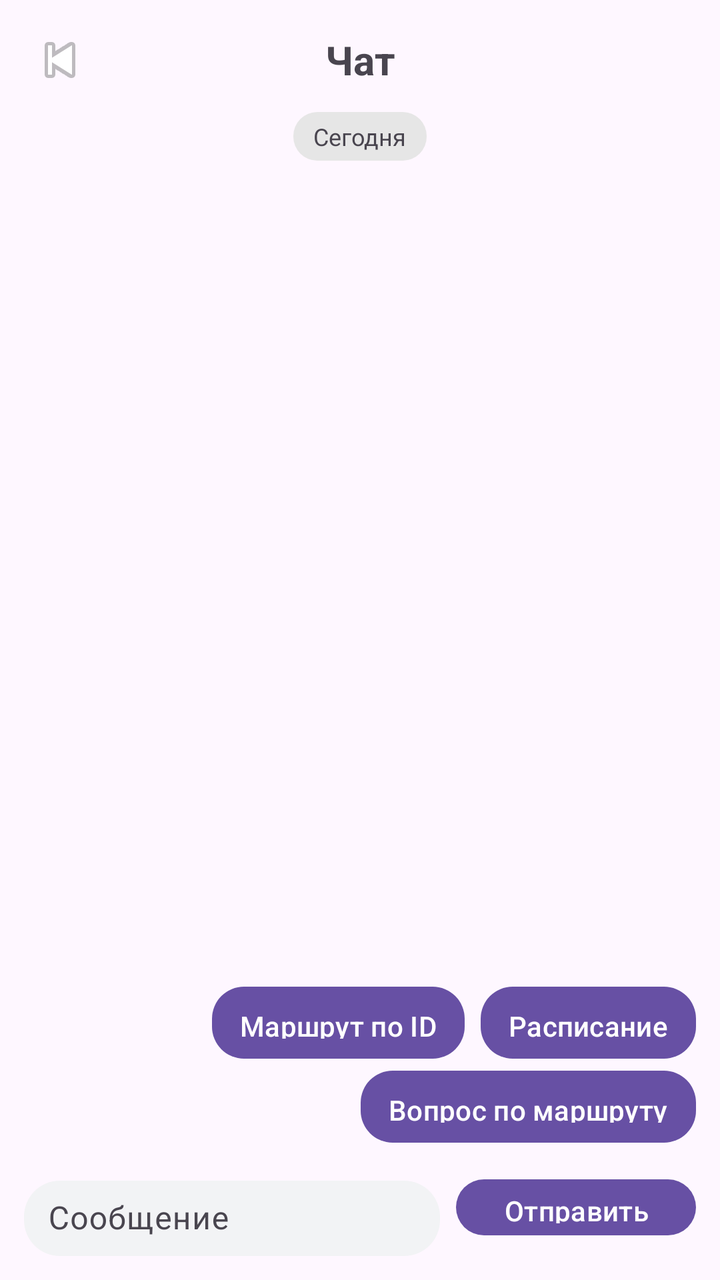
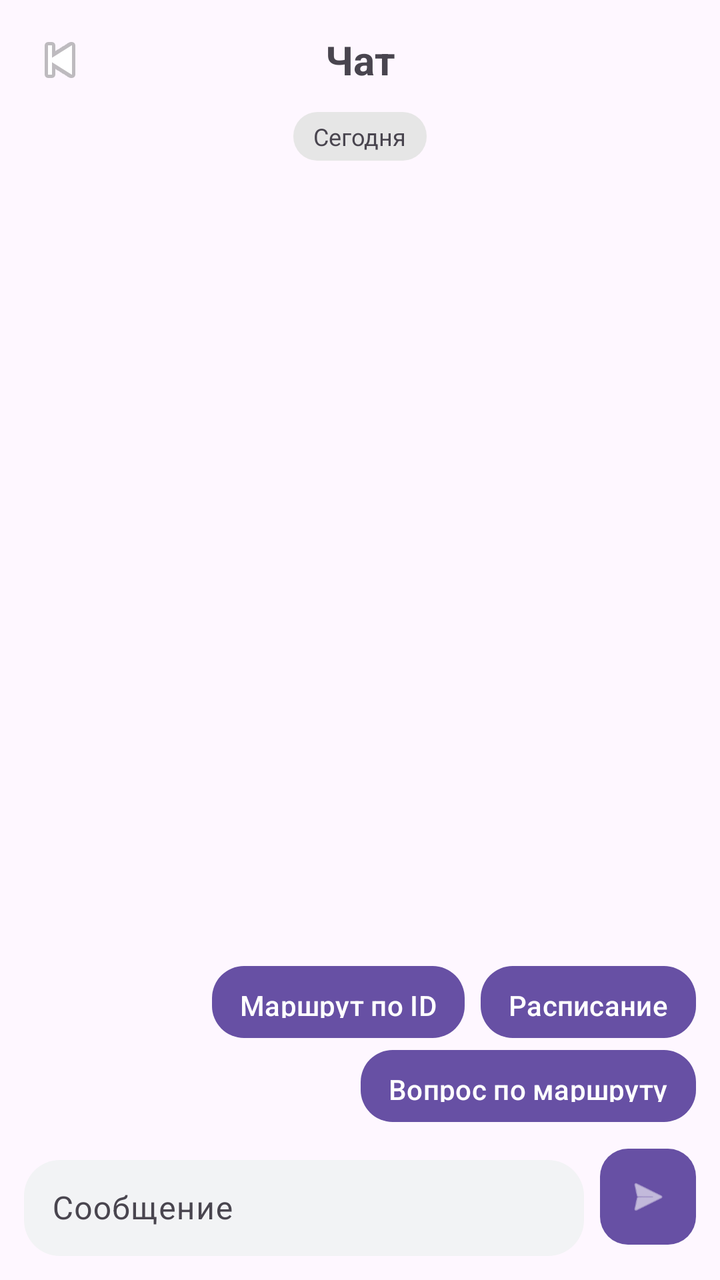

Screens rendered from an Android XML layout before and after an edit, with the pre-edit source and the edit as a unified diff.
<!-- AndroidManifest.xml: application theme Theme.Cursovaya -->
<!-- res/layout/fragment_chat.xml -->
<?xml version="1.0" encoding="utf-8"?>
<androidx.constraintlayout.widget.ConstraintLayout xmlns:android="http://schemas.android.com/apk/res/android"
    xmlns:app="http://schemas.android.com/apk/res-auto"
    android:layout_width="match_parent"
    android:layout_height="match_parent"
    android:padding="12dp">

    <LinearLayout
        android:id="@+id/chatHeader"
        android:layout_width="0dp"
        android:layout_height="wrap_content"
        android:orientation="horizontal"
        android:gravity="center_vertical"
        app:layout_constraintTop_toTopOf="parent"
        app:layout_constraintStart_toStartOf="parent"
        app:layout_constraintEnd_toEndOf="parent">

        <ImageButton
            android:id="@+id/buttonBack"
            android:layout_width="36dp"
            android:layout_height="36dp"
            android:background="@android:color/transparent"
            android:contentDescription=""
            android:src="@android:drawable/ic_media_previous" />

        <TextView
            android:id="@+id/textChatTitle"
            android:layout_width="0dp"
            android:layout_height="wrap_content"
            android:layout_weight="1"
            android:text="Чат"
            android:textAlignment="center"
            android:textSize="20sp"
            android:textStyle="bold" />

        <Space
            android:layout_width="36dp"
            android:layout_height="36dp" />
    </LinearLayout>

    <TextView
        android:id="@+id/textChatDate"
        android:layout_width="wrap_content"
        android:layout_height="wrap_content"
        android:layout_marginTop="8dp"
        android:paddingStart="10dp"
        android:paddingEnd="10dp"
        android:paddingTop="4dp"
        android:paddingBottom="4dp"
        android:background="@drawable/chat_date_pill"
        android:text="Сегодня"
        android:textSize="12sp"
        app:layout_constraintTop_toBottomOf="@id/chatHeader"
        app:layout_constraintStart_toStartOf="parent"
        app:layout_constraintEnd_toEndOf="parent" />

    <TextView
        android:id="@+id/textChatError"
        android:layout_width="0dp"
        android:layout_height="wrap_content"
        android:layout_marginTop="6dp"
        android:textColor="#B00020"
        android:visibility="gone"
        app:layout_constraintTop_toBottomOf="@id/textChatDate"
        app:layout_constraintStart_toStartOf="parent"
        app:layout_constraintEnd_toEndOf="parent" />

    <ProgressBar
        android:id="@+id/progressChat"
        android:layout_width="wrap_content"
        android:layout_height="wrap_content"
        android:visibility="gone"
        app:layout_constraintTop_toBottomOf="@id/textChatDate"
        app:layout_constraintEnd_toEndOf="parent" />

    <androidx.recyclerview.widget.RecyclerView
        android:id="@+id/recyclerChat"
        android:layout_width="0dp"
        android:layout_height="0dp"
        android:layout_marginTop="8dp"
        android:clipToPadding="false"
        android:paddingBottom="12dp"
        app:layoutManager="androidx.recyclerview.widget.LinearLayoutManager"
        app:stackFromEnd="true"
        app:layout_constraintTop_toBottomOf="@id/textChatError"
        app:layout_constraintStart_toStartOf="parent"
        app:layout_constraintEnd_toEndOf="parent"
        app:layout_constraintBottom_toTopOf="@id/quickReplies" />

    <LinearLayout
        android:id="@+id/quickReplies"
        android:layout_width="0dp"
        android:layout_height="wrap_content"
        android:layout_marginTop="4dp"
        android:layout_marginBottom="8dp"
        android:orientation="vertical"
        app:layout_constraintStart_toStartOf="parent"
        app:layout_constraintEnd_toEndOf="parent"
        app:layout_constraintBottom_toTopOf="@id/inputBar">

        
        <LinearLayout
            android:id="@+id/mainTopicButtons"
            android:layout_width="match_parent"
            android:layout_height="wrap_content"
            android:orientation="horizontal"
            android:gravity="end">

            <com.google.android.material.button.MaterialButton
                android:id="@+id/buttonTopicRoute"
                android:layout_width="wrap_content"
                android:layout_height="36dp"
                android:background="@drawable/chat_quick_reply"
                android:paddingStart="14dp"
                android:paddingEnd="14dp"
                android:text="Маршрут по ID"
                android:textAllCaps="false" />

            <com.google.android.material.button.MaterialButton
                android:id="@+id/buttonTopicSchedule"
                android:layout_width="wrap_content"
                android:layout_height="36dp"
                android:layout_marginStart="8dp"
                android:background="@drawable/chat_quick_reply"
                android:paddingStart="14dp"
                android:paddingEnd="14dp"
                android:text="Расписание"
                android:textAllCaps="false" />
        </LinearLayout>

        <com.google.android.material.button.MaterialButton
            android:id="@+id/buttonTopicQuestion"
            android:layout_width="wrap_content"
            android:layout_height="36dp"
            android:layout_marginTop="6dp"
            android:layout_gravity="end"
            android:background="@drawable/chat_quick_reply"
            android:paddingStart="14dp"
            android:paddingEnd="14dp"
            android:text="Вопрос по маршруту"
            android:textAllCaps="false" />

        
        <com.google.android.material.button.MaterialButton
            android:id="@+id/buttonOtherQuestion"
            android:layout_width="wrap_content"
            android:layout_height="36dp"
            android:layout_marginTop="6dp"
            android:layout_gravity="end"
            android:visibility="gone"
            android:background="@drawable/chat_quick_reply"
            android:paddingStart="14dp"
            android:paddingEnd="14dp"
            android:text="Другой вопрос"
            android:textAllCaps="false" />

        
        <LinearLayout
            android:id="@+id/routeActionButtons"
            android:layout_width="match_parent"
            android:layout_height="wrap_content"
            android:orientation="horizontal"
            android:gravity="end"
            android:visibility="gone"
            android:layout_marginTop="6dp">

            <com.google.android.material.button.MaterialButton
                android:id="@+id/buttonChangeTime"
                android:layout_width="wrap_content"
                android:layout_height="36dp"
                android:background="@drawable/chat_quick_reply"
                android:paddingStart="14dp"
                android:paddingEnd="14dp"
                android:text="Время"
                android:textAllCaps="false" />

            <com.google.android.material.button.MaterialButton
                android:id="@+id/buttonChangeDate"
                android:layout_width="wrap_content"
                android:layout_height="36dp"
                android:layout_marginStart="8dp"
                android:background="@drawable/chat_quick_reply"
                android:paddingStart="14dp"
                android:paddingEnd="14dp"
                android:text="Дата"
                android:textAllCaps="false" />

            <com.google.android.material.button.MaterialButton
                android:id="@+id/buttonChangeRoute"
                android:layout_width="wrap_content"
                android:layout_height="36dp"
                android:layout_marginStart="8dp"
                android:background="@drawable/chat_quick_reply"
                android:paddingStart="14dp"
                android:paddingEnd="14dp"
                android:text="Маршрут"
                android:textAllCaps="false" />
        </LinearLayout>
    </LinearLayout>

    <LinearLayout
        android:id="@+id/inputBar"
        android:layout_width="0dp"
        android:layout_height="wrap_content"
        android:orientation="horizontal"
        android:gravity="center_vertical"
        app:layout_constraintStart_toStartOf="parent"
        app:layout_constraintEnd_toEndOf="parent"
        app:layout_constraintBottom_toBottomOf="parent">

        <com.google.android.material.textfield.TextInputLayout
            android:layout_width="0dp"
            android:layout_height="wrap_content"
            android:layout_weight="1"
            android:hint="Сообщение"
            app:boxBackgroundMode="none">

            <com.google.android.material.textfield.TextInputEditText
                android:id="@+id/editChatInput"
                android:layout_width="match_parent"
                android:layout_height="wrap_content"
                android:background="@drawable/chat_input_background"
                android:imeOptions="actionSend"
                android:inputType="text"
                android:paddingStart="12dp"
                android:paddingEnd="12dp"
                android:paddingTop="8dp"
                android:paddingBottom="8dp"
                android:singleLine="true" />
        </com.google.android.material.textfield.TextInputLayout>

        <Button
            android:id="@+id/buttonSend"
            android:layout_width="wrap_content"
            android:layout_height="36dp"
            android:layout_marginStart="8dp"
            android:text="Отправить"
            android:textAllCaps="false" />
    </LinearLayout>
</androidx.constraintlayout.widget.ConstraintLayout>
<!-- resources referenced by this layout -->
<resources>
  <!-- drawable chat_date_pill (drawable) -->
  <?xml version="1.0" encoding="utf-8"?>
  <shape xmlns:android="http://schemas.android.com/apk/res/android" android:shape="rectangle">
      <solid android:color="#E6E6E6" />
      <corners android:radius="12dp" />
  </shape>
  <!-- drawable chat_input_background (drawable) -->
  <?xml version="1.0" encoding="utf-8"?>
  <shape xmlns:android="http://schemas.android.com/apk/res/android" android:shape="rectangle">
      <solid android:color="#F2F3F5" />
      <corners android:radius="18dp" />
  </shape>
  <!-- drawable chat_quick_reply (drawable) -->
  <?xml version="1.0" encoding="utf-8"?>
  <shape xmlns:android="http://schemas.android.com/apk/res/android" android:shape="rectangle">
      <solid android:color="#ECEFF1" />
      <corners android:radius="16dp" />
      <padding
          android:bottom="6dp"
          android:left="12dp"
          android:right="12dp"
          android:top="6dp" />
  </shape>
  <style name="Theme.Cursovaya" parent="Base.Theme.Cursovaya" />
  <style name="Base.Theme.Cursovaya" parent="Theme.Material3.DayNight.NoActionBar">
          
          
      </style>
</resources>

<!-- the commit's change to res/layout/fragment_chat.xml (unified diff, before → after) -->
@@ -20,7 +20,7 @@
             android:layout_width="36dp"
             android:layout_height="36dp"
             android:background="@android:color/transparent"
-            android:contentDescription=""
+            android:contentDescription="@string/chat_back"
             android:src="@android:drawable/ic_media_previous" />
 
         <TextView
@@ -28,7 +28,7 @@
             android:layout_width="0dp"
             android:layout_height="wrap_content"
             android:layout_weight="1"
-            android:text="Чат"
+            android:text="@string/chat_title"
             android:textAlignment="center"
             android:textSize="20sp"
             android:textStyle="bold" />
@@ -48,7 +48,7 @@
         android:paddingTop="4dp"
         android:paddingBottom="4dp"
         android:background="@drawable/chat_date_pill"
-        android:text="Сегодня"
+        android:text="@string/chat_today"
         android:textSize="12sp"
         app:layout_constraintTop_toBottomOf="@id/chatHeader"
         app:layout_constraintStart_toStartOf="parent"
@@ -113,7 +113,7 @@
                 android:background="@drawable/chat_quick_reply"
                 android:paddingStart="14dp"
                 android:paddingEnd="14dp"
-                android:text="Маршрут по ID"
+                android:text="@string/chat_topic_route"
                 android:textAllCaps="false" />
 
             <com.google.android.material.button.MaterialButton
@@ -124,7 +124,7 @@
                 android:background="@drawable/chat_quick_reply"
                 android:paddingStart="14dp"
                 android:paddingEnd="14dp"
-                android:text="Расписание"
+                android:text="@string/chat_topic_schedule"
                 android:textAllCaps="false" />
         </LinearLayout>
 
@@ -137,7 +137,7 @@
             android:background="@drawable/chat_quick_reply"
             android:paddingStart="14dp"
             android:paddingEnd="14dp"
-            android:text="Вопрос по маршруту"
+            android:text="@string/chat_topic_question"
             android:textAllCaps="false" />
 
         
@@ -151,7 +151,7 @@
             android:background="@drawable/chat_quick_reply"
             android:paddingStart="14dp"
             android:paddingEnd="14dp"
-            android:text="Другой вопрос"
+            android:text="@string/chat_other_question"
             android:textAllCaps="false" />
 
         
@@ -171,7 +171,7 @@
                 android:background="@drawable/chat_quick_reply"
                 android:paddingStart="14dp"
                 android:paddingEnd="14dp"
-                android:text="Время"
+                android:text="@string/chat_change_time"
                 android:textAllCaps="false" />
 
             <com.google.android.material.button.MaterialButton
@@ -182,7 +182,7 @@
                 android:background="@drawable/chat_quick_reply"
                 android:paddingStart="14dp"
                 android:paddingEnd="14dp"
-                android:text="Дата"
+                android:text="@string/chat_change_date"
                 android:textAllCaps="false" />
 
             <com.google.android.material.button.MaterialButton
@@ -193,7 +193,7 @@
                 android:background="@drawable/chat_quick_reply"
                 android:paddingStart="14dp"
                 android:paddingEnd="14dp"
-                android:text="Маршрут"
+                android:text="@string/chat_change_route"
                 android:textAllCaps="false" />
         </LinearLayout>
     </LinearLayout>
@@ -202,6 +202,7 @@
         android:id="@+id/inputBar"
         android:layout_width="0dp"
         android:layout_height="wrap_content"
+        android:layout_marginTop="6dp"
         android:orientation="horizontal"
         android:gravity="center_vertical"
         app:layout_constraintStart_toStartOf="parent"
@@ -212,8 +213,9 @@
             android:layout_width="0dp"
             android:layout_height="wrap_content"
             android:layout_weight="1"
-            android:hint="Сообщение"
-            app:boxBackgroundMode="none">
+            android:hint="@string/chat_message_hint"
+            app:boxBackgroundMode="none"
+            app:hintEnabled="true">
 
             <com.google.android.material.textfield.TextInputEditText
                 android:id="@+id/editChatInput"
@@ -222,19 +224,29 @@
                 android:background="@drawable/chat_input_background"
                 android:imeOptions="actionSend"
                 android:inputType="text"
-                android:paddingStart="12dp"
-                android:paddingEnd="12dp"
-                android:paddingTop="8dp"
-                android:paddingBottom="8dp"
+                android:minHeight="48dp"
+                android:paddingStart="14dp"
+                android:paddingEnd="14dp"
+                android:paddingTop="12dp"
+                android:paddingBottom="12dp"
                 android:singleLine="true" />
         </com.google.android.material.textfield.TextInputLayout>
 
-        <Button
+        <com.google.android.material.button.MaterialButton
             android:id="@+id/buttonSend"
-            android:layout_width="wrap_content"
-            android:layout_height="36dp"
+            android:layout_width="48dp"
+            android:layout_height="48dp"
             android:layout_marginStart="8dp"
-            android:text="Отправить"
-            android:textAllCaps="false" />
+            android:minHeight="48dp"
+            android:insetTop="0dp"
+            android:insetBottom="0dp"
+            android:contentDescription="@string/chat_send_message"
+            android:text=""
+            android:textAllCaps="false"
+            app:cornerRadius="14dp"
+            app:icon="@android:drawable/ic_menu_send"
+            app:iconGravity="textStart"
+            app:iconPadding="0dp"
+            app:iconSize="22dp" />
     </LinearLayout>
 </androidx.constraintlayout.widget.ConstraintLayout>
<!-- resource entries referenced after the edit -->
@@ -23,6 +23,18 @@
           android:right="12dp"
           android:top="6dp" />
   </shape>
+  <string name="chat_back">Назад</string>
+  <string name="chat_change_date">Дата</string>
+  <string name="chat_change_route">Маршрут</string>
+  <string name="chat_change_time">Время</string>
+  <string name="chat_message_hint">Сообщение</string>
+  <string name="chat_other_question">Другой вопрос</string>
+  <string name="chat_send_message">Отправить сообщение</string>
+  <string name="chat_title">Чат</string>
+  <string name="chat_today">Сегодня</string>
+  <string name="chat_topic_question">Вопрос по маршруту</string>
+  <string name="chat_topic_route">Маршрут по ID</string>
+  <string name="chat_topic_schedule">Расписание</string>
   <style name="Theme.Cursovaya" parent="Base.Theme.Cursovaya" />
   <style name="Base.Theme.Cursovaya" parent="Theme.Material3.DayNight.NoActionBar">
           
